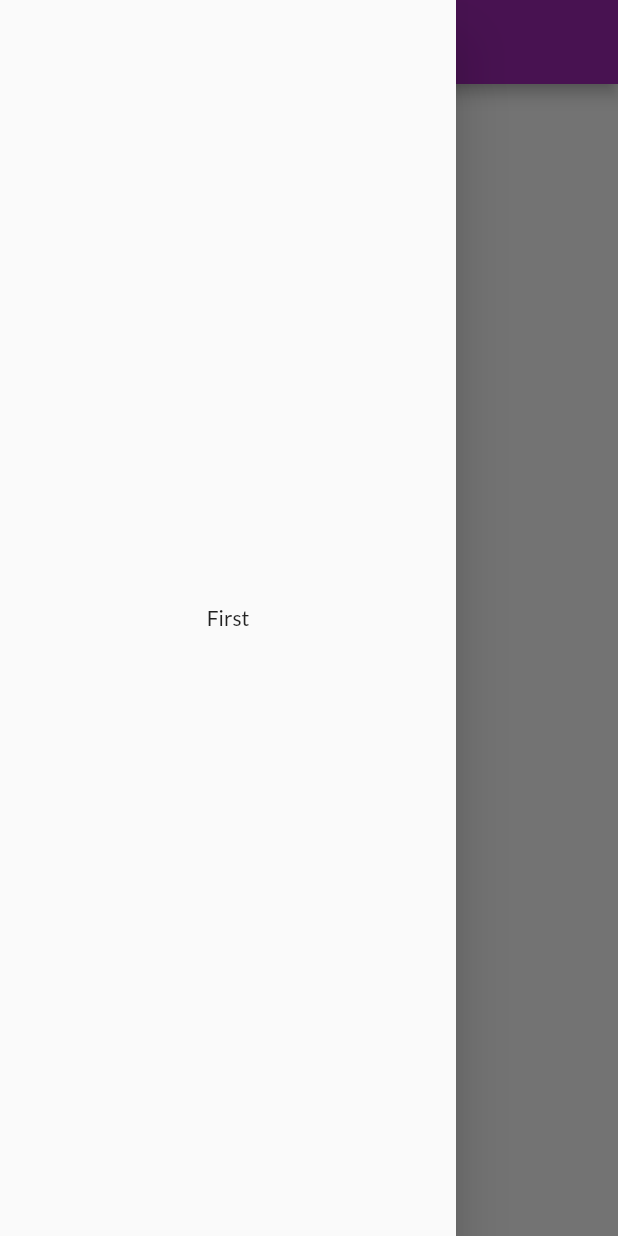
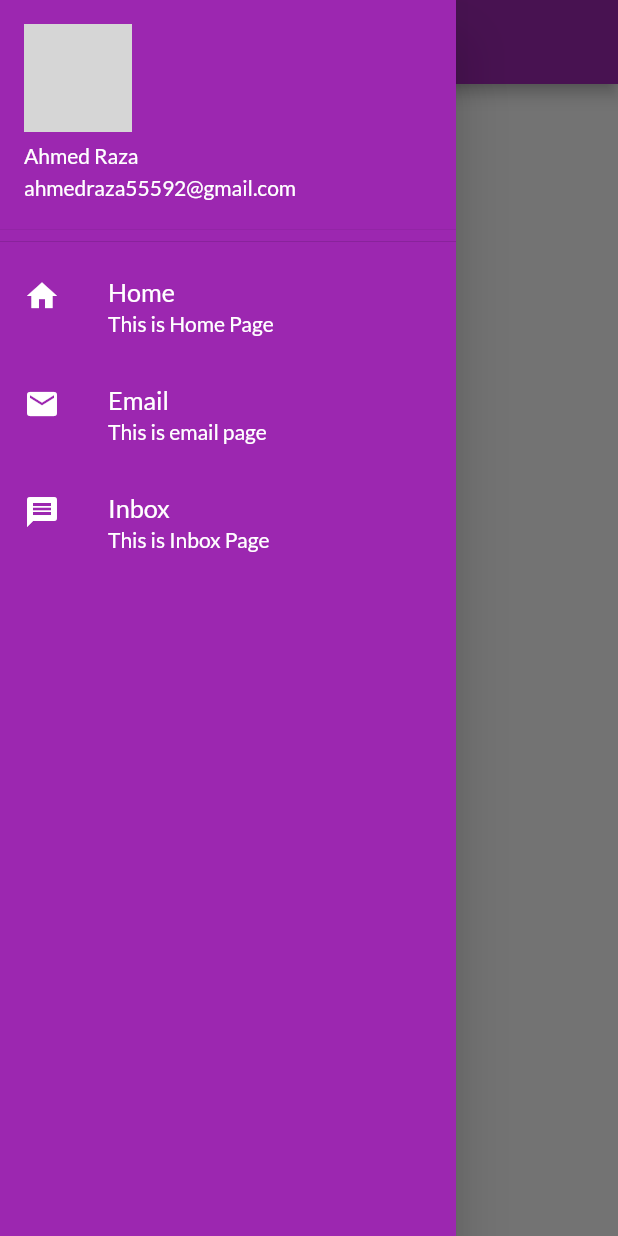
Before and after one commit to ahmedraza55592/catalog-app, a Flutter app: the HomePage screen opened directly, with the side drawer open, on a phone screen of 412 x 824 dp. Run offline on Flutter 3.47's test engine with Material 2 defaults, Android fonts, the phone set to English and light mode, and no system bars; our stand-ins replace google_fonts; network calls fail; grey boxes are pictures that could not be loaded.

```diff
--- a/lib/pages/homepage.dart
+++ b/lib/pages/homepage.dart
@@ -1,4 +1,5 @@
 import 'package:flutter/material.dart';
+import 'package:flutter_catalog/widgets/mydrawer.dart';
 
 class HomePage extends StatelessWidget {
   @override
@@ -21,9 +22,7 @@ class HomePage extends StatelessWidget {
           ),
         ),
       ),
-      drawer: Drawer(
-        child: Center(child: Text("First")),
-      ),
+      drawer: MyDrawer(),
     );
   }
 }
--- /dev/null
+++ b/lib/widgets/mydrawer.dart
@@ -0,0 +1,77 @@
+import 'package:flutter/material.dart';
+
+class MyDrawer extends StatelessWidget {
+  @override
+  Widget build(BuildContext context) {
+    return Drawer(
+      child: Container(
+        color: Colors.purple,
+        child: ListView(
+          children: [
+            DrawerHeader(
+                padding: EdgeInsets.zero,
+                child: UserAccountsDrawerHeader(
+                  accountName: Text("Ahmed Raza"),
+                  accountEmail: Text("ahmedraza55592@gmail.com"),
+                  currentAccountPicture: CircleAvatar(
+                    backgroundImage: NetworkImage(
+                        "https://images.unsplash.com/photo-1568602471122-7832951cc4c5?ixid=MXwxMjA3fDB8MHxwaG90by1wYWdlfHx8fGVufDB8fHw%3D&ixlib=rb-1.2.1&auto=format&fit=crop&w=1050&q=80"),
+                  ),
+                )),
+            ListTile(
+              leading: Icon(
+                Icons.home,
+                color: Colors.white,
+              ),
+              title: Text(
+                "Home",
+                style: TextStyle(
+                  color: Colors.white,
+                ),
+                textScaleFactor: 1.2,
+              ),
+              subtitle: Text(
+                "This is Home Page",
+                style: TextStyle(color: Colors.white),
+              ),
+            ),
+            ListTile(
+              leading: Icon(
+                Icons.email,
+                color: Colors.white,
+              ),
+              title: Text(
+                "Email",
+                style: TextStyle(
+                  color: Colors.white,
+                ),
+                textScaleFactor: 1.2,
+              ),
+              subtitle: Text(
+                "This is email page",
+                style: TextStyle(color: Colors.white),
+              ),
+            ),
+            ListTile(
+              leading: Icon(
+                Icons.message,
+                color: Colors.white,
+              ),
+              title: Text(
+                "Inbox",
+                style: TextStyle(
+                  color: Colors.white,
+                ),
+                textScaleFactor: 1.2,
+              ),
+              subtitle: Text(
+                "This is Inbox Page",
+                style: TextStyle(color: Colors.white),
+              ),
+            ),
+          ],
+        ),
+      ),
+    );
+  }
+}
```
